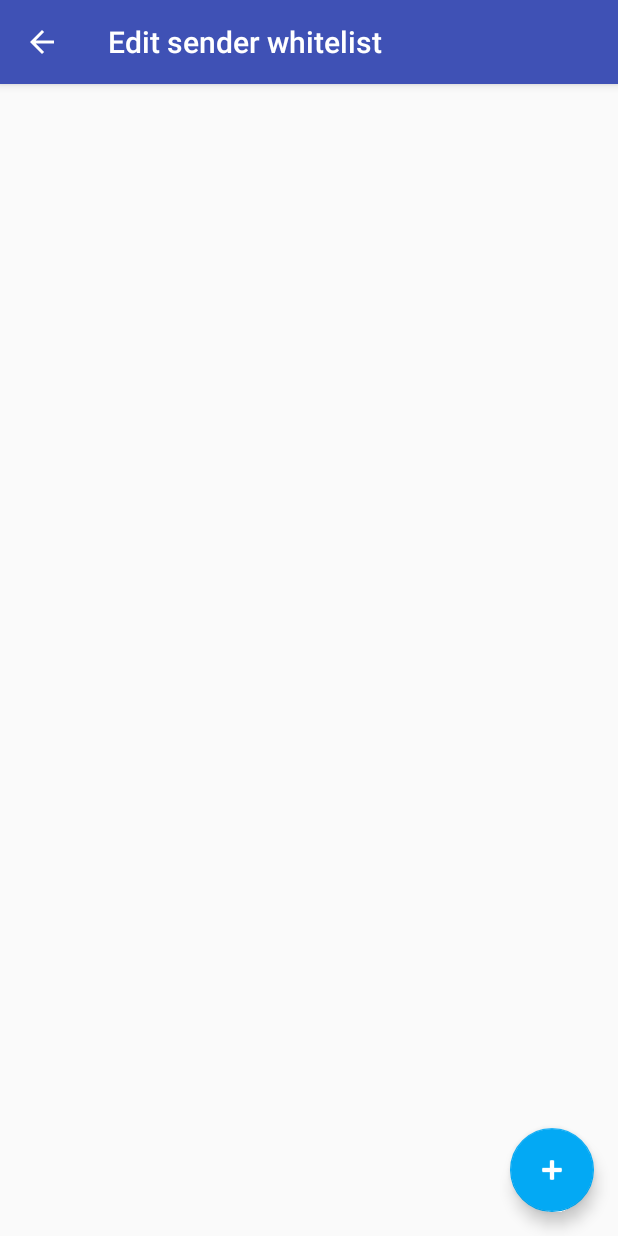
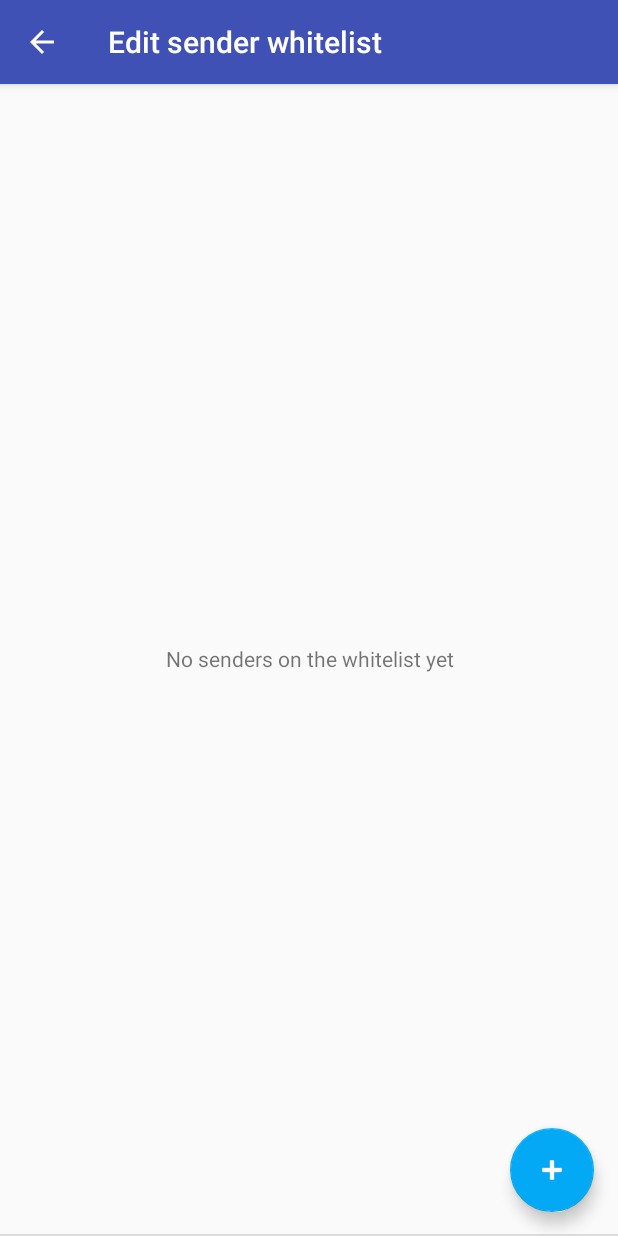
Before and after one commit to revanmj/OTP-Notifier, an Android app: the EditWhitelistActivity screen opened directly, with no data from a screen before it, on a phone screen of 412 x 824 dp. Run offline under Robolectric (Android 15) with nearby library versions, the phone set to English and light mode, and no system bars.

Commit message:
Add empty view to the whitelist screen

```diff
--- a/app/src/main/java/pl/revanmj/smspasswordnotifier/activities/EditWhitelistActivity.java
+++ b/app/src/main/java/pl/revanmj/smspasswordnotifier/activities/EditWhitelistActivity.java
@@ -5,6 +5,7 @@ import android.content.DialogInterface;
 import android.database.Cursor;
 import android.os.Bundle;
 import android.support.design.widget.FloatingActionButton;
+import android.support.design.widget.Snackbar;
 import android.support.v4.app.LoaderManager;
 import android.support.v4.content.CursorLoader;
 import android.support.v4.content.Loader;
@@ -36,7 +37,7 @@ public class EditWhitelistActivity extends AppCompatActivity implements LoaderMa
     protected void onCreate(Bundle savedInstanceState) {
         super.onCreate(savedInstanceState);
         setContentView(R.layout.activity_edit_whitelist);
-        Toolbar toolbar = (Toolbar) findViewById(R.id.toolbar);
+        final Toolbar toolbar = (Toolbar) findViewById(R.id.toolbar);
         setSupportActionBar(toolbar);
 
         RecyclerView recyclerView = (RecyclerView) findViewById(R.id.recyclerView);
--- a/app/src/main/java/pl/revanmj/smspasswordnotifier/data/WhitelistAdapter.java
+++ b/app/src/main/java/pl/revanmj/smspasswordnotifier/data/WhitelistAdapter.java
@@ -13,16 +13,18 @@ import pl.revanmj.smspasswordnotifier.R;
  * Created by revanmj on 15.03.2017.
  */
 
-public class WhitelistAdapter extends RecyclerView.Adapter<WhitelistAdapter.WhitelistItemHolder> {
+public class WhitelistAdapter extends RecyclerView.Adapter<RecyclerView.ViewHolder> {
+    private static final int EMPTY_VIEW = 10;
     private Cursor mCursor;
 
-    public void swapCursor(Cursor c) {
-        mCursor = c;
-        notifyDataSetChanged();
-    }
+    @Override
+    public RecyclerView.ViewHolder onCreateViewHolder(ViewGroup parent, int viewType) {
 
-    @Override
-    public WhitelistItemHolder onCreateViewHolder(ViewGroup parent, int viewType) {
+        if (viewType == EMPTY_VIEW) {
+            View v = LayoutInflater.from(parent.getContext()).inflate(R.layout.empty_view, parent, false);
+            return new EmptyViewHolder(v);
+        }
+
         View itemView = LayoutInflater.
                 from(parent.getContext()).
                 inflate(R.layout.edit_whitelist_item, parent, false);
@@ -31,22 +33,37 @@ public class WhitelistAdapter extends RecyclerView.Adapter<WhitelistAdapter.Whit
     }
 
     @Override
-    public void onBindViewHolder(WhitelistItemHolder holder, int position) {
+    public void onBindViewHolder(RecyclerView.ViewHolder holder, int position) {
         Cursor item = getItem(position);
-        holder.bind(item.getInt(WhitelistProvider.ID), item.getString(WhitelistProvider.SENDER));
+        if (holder instanceof WhitelistItemHolder)
+            ((WhitelistItemHolder)holder).bind(
+                    item.getInt(WhitelistProvider.ID),
+                    item.getString(WhitelistProvider.SENDER));
     }
 
     @Override
     public int getItemCount() {
-        if (mCursor != null)
+        if (mCursor != null && mCursor.getCount() > 0)
             return mCursor.getCount();
         else
-            return 0;
+            return 1;
+    }
+
+    @Override
+    public int getItemViewType(int position) {
+        if (mCursor == null || mCursor.getCount() == 0) {
+            return EMPTY_VIEW;
+        }
+        return super.getItemViewType(position);
+    }
+
+    public void swapCursor(Cursor c) {
+        mCursor = c;
+        notifyDataSetChanged();
     }
 
     public Cursor getItem(int pos) {
-        if (this.mCursor != null && !this.mCursor.isClosed())
-        {
+        if (this.mCursor != null && !this.mCursor.isClosed()) {
             this.mCursor.moveToPosition(pos);
         }
 
@@ -73,4 +90,10 @@ public class WhitelistAdapter extends RecyclerView.Adapter<WhitelistAdapter.Whit
             return _id;
         }
     }
+
+    public class EmptyViewHolder extends RecyclerView.ViewHolder {
+        public EmptyViewHolder(View itemView) {
+            super(itemView);
+        }
+    }
 }
--- /dev/null
+++ b/app/src/main/res/layout/empty_view.xml
@@ -0,0 +1,12 @@
+<?xml version="1.0" encoding="utf-8"?>
+<LinearLayout xmlns:android="http://schemas.android.com/apk/res/android"
+    android:orientation="vertical" android:layout_width="match_parent"
+    android:layout_height="match_parent">
+    <TextView
+        android:layout_width="match_parent"
+        android:layout_height="match_parent"
+        android:paddingLeft="16dp"
+        android:paddingRight="16dp"
+        android:gravity="center"
+        android:text="@string/label_empty_list"/>
+</LinearLayout>
--- a/app/src/main/res/values/strings.xml
+++ b/app/src/main/res/values/strings.xml
@@ -24,4 +24,5 @@
     <string name="button_exit">Exit</string>
     <string name="title_error">Error!</string>
     <string name="message_empty_sender">You cannot add empty sender.</string>
+    <string name="label_empty_list">No senders on the whitelist yet</string>
 </resources>
```
